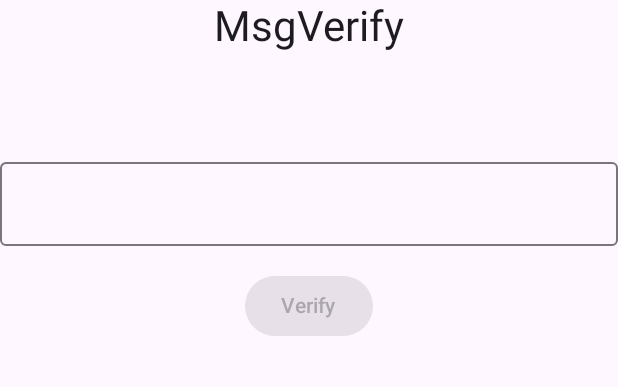
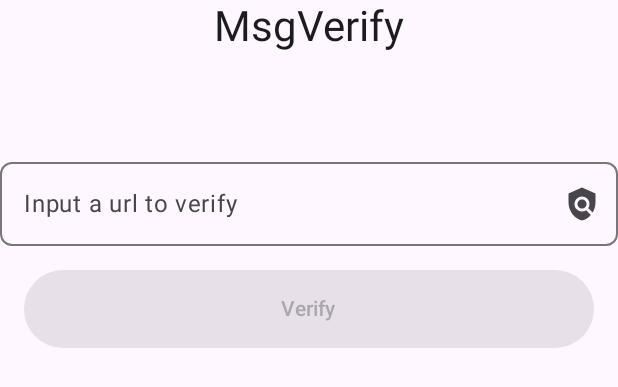
Before and after one commit to terry-brett/MsgVerify, an Android app built with Jetpack Compose: the @Preview function AppAndroidPreview, on a phone screen of 412 x 824 dp. Shown: the top 387 px of the screen. Run offline under Robolectric (Android 15) with nearby library versions, the phone set to English and light mode, and no system bars.

Commit message:
Add previously verified links

```diff
--- a/composeApp/build.gradle.kts
+++ b/composeApp/build.gradle.kts
@@ -50,6 +50,7 @@ kotlin {
             implementation(libs.koin.core)
             implementation(libs.koin.compose)
             implementation(libs.koin.compose.viewmodel)
+            implementation(libs.material.icons)
         }
         commonTest.dependencies {
             implementation(libs.kotlin.test)
--- a/composeApp/src/commonMain/kotlin/com/terrydroid/msgverify/data/MsgVerifyRepository.kt
+++ b/composeApp/src/commonMain/kotlin/com/terrydroid/msgverify/data/MsgVerifyRepository.kt
@@ -10,7 +10,7 @@ class MsgVerifyRepository : KoinComponent {
     suspend fun verifyLink(url: String): Flow<Result<LinkVerificationResponse>> {
 
         //TODO: Integrate with model. Now it will just return a mock score
-        return flowOf(Result.success(LinkVerificationResponse(maliciousScore = 0.64f)))
+        return flowOf(Result.success(LinkVerificationResponse(maliciousScore = 0.45f)))
     }
 }
 
--- a/composeApp/src/commonMain/kotlin/com/terrydroid/msgverify/home/HomeScreen.kt
+++ b/composeApp/src/commonMain/kotlin/com/terrydroid/msgverify/home/HomeScreen.kt
@@ -1,13 +1,24 @@
 package com.terrydroid.msgverify.home
 
-import androidx.compose.foundation.layout.Column
+import androidx.compose.foundation.layout.Arrangement
 import androidx.compose.foundation.layout.PaddingValues
+import androidx.compose.foundation.layout.Row
 import androidx.compose.foundation.layout.Spacer
 import androidx.compose.foundation.layout.fillMaxSize
 import androidx.compose.foundation.layout.fillMaxWidth
 import androidx.compose.foundation.layout.padding
 import androidx.compose.foundation.layout.size
+import androidx.compose.foundation.lazy.LazyColumn
+import androidx.compose.foundation.lazy.items
+import androidx.compose.foundation.shape.RoundedCornerShape
+import androidx.compose.material.icons.Icons
+import androidx.compose.material.icons.filled.Error
+import androidx.compose.material.icons.filled.Policy
+import androidx.compose.material.icons.filled.Shield
+import androidx.compose.material.icons.filled.Warning
 import androidx.compose.material3.Button
+import androidx.compose.material3.CircularProgressIndicator
+import androidx.compose.material3.Icon
 import androidx.compose.material3.MaterialTheme
 import androidx.compose.material3.OutlinedTextField
 import androidx.compose.material3.Text
@@ -32,7 +43,8 @@ internal fun HomeScreen(
             .collectAsStateWithLifecycle()
             .value
 
-    Column(modifier = Modifier.fillMaxSize().padding(paddingValues)) {
+    LazyColumn(modifier = Modifier.fillMaxSize().padding(paddingValues)) {
+        item {
             Text(
                 modifier = Modifier.fillMaxWidth(),
                 text = "MsgVerify",
@@ -40,7 +52,12 @@ internal fun HomeScreen(
                 color = MaterialTheme.colorScheme.onBackground,
                 textAlign = TextAlign.Center
             )
+        }
+        item {
             Spacer(modifier = Modifier.size(64.dp))
+        }
+
+        item {
             val textFieldValue = remember { mutableStateOf("") }
             OutlinedTextField(
                 modifier = Modifier.fillMaxWidth(70f),
@@ -55,59 +72,116 @@ internal fun HomeScreen(
                 label = {
                     if (linkVerificationState is LinkVerificationState.Error) {
                         Text(linkVerificationState.errorMessage)
+                    } else {
+                        Text("Input a url to verify")
                     }
                 },
-            maxLines = 1
+                maxLines = 1,
+                shape = RoundedCornerShape(8.dp),
+                trailingIcon = {
+                    Icon(imageVector = Icons.Default.Policy, contentDescription = null)
+                }
             )
 
             Button(
-            modifier = Modifier.align(Alignment.CenterHorizontally).padding(top = 16.dp),
+                modifier = Modifier
+                    .fillMaxWidth()
+                    .padding(16.dp),
                 onClick = {
                     homeViewModel.onVerifyClicked(textFieldValue.value)
                 },
                 enabled = textFieldValue.value.isNotEmpty()
             ) {
-            Text(text = "Verify")
+                Text(
+                    modifier = Modifier.padding(8.dp),
+                    text = "Verify"
+                )
+            }
         }
 
+        item {
             Spacer(modifier = Modifier.size(16.dp))
+        }
 
         when (linkVerificationState) {
             is LinkVerificationState.Error -> {
+                /* Handled in the text field */
+            }
+
+            is LinkVerificationState.Idle -> {
+                /* NO-OP */
+            }
+
+            is LinkVerificationState.LoadingVerification -> {
+                item {
+                    CircularProgressIndicator()
+                }
+            }
+
+            is LinkVerificationState.Success -> {
+
+                item {
+                    //TODO: Implement warning and success colors
+                    val textColor = when (linkVerificationState.linkResult.classificationColor) {
+                        ClassificationColor.Red -> MaterialTheme.colorScheme.error
+                        ClassificationColor.Yellow -> MaterialTheme.colorScheme.onBackground
+                        ClassificationColor.Green -> MaterialTheme.colorScheme.onBackground
+                    }
                     Text(
                         modifier = Modifier.fillMaxWidth(),
-                    text = linkVerificationState.errorMessage,
+                        text = "There is a ${linkVerificationState.linkResult.linkMaliciousPercentage} % " +
+                                "chance it's malicious",
                         textAlign = TextAlign.Center,
-                    style = MaterialTheme.typography.displaySmall,
+                        style = MaterialTheme.typography.labelMedium,
+                        color = textColor
+                    )
+                }
+            }
+        }
+
+        item {
+            if (linkVerificationState.verifiedLinkHistory.isNotEmpty()) {
+                Text(
+                    modifier = Modifier.padding(top = 24.dp),
+                    text = "Previously verified links",
+                    style = MaterialTheme.typography.labelMedium,
                     color = MaterialTheme.colorScheme.onBackground
                 )
             }
-
-            LinkVerificationState.Idle -> {
-                /* NO-OP */
         }
 
-            LinkVerificationState.LoadingVerification -> {
+        items(linkVerificationState.verifiedLinkHistory) { item ->
+            Row(
+                modifier = Modifier.fillMaxWidth(),
+                verticalAlignment = Alignment.CenterVertically,
+                horizontalArrangement = Arrangement.SpaceBetween
+            ) {
                 Text(
-                    modifier = Modifier.fillMaxWidth(),
-                    text = "Processing link",
-                    textAlign = TextAlign.Center,
-                    style = MaterialTheme.typography.displaySmall,
-                    color = MaterialTheme.colorScheme.onBackground
+                    text = item.url,
+                    color = MaterialTheme.colorScheme.onBackground,
+                    style = MaterialTheme.typography.bodyMedium
                 )
+                Spacer(modifier = Modifier.size(8.dp))
+                Row(
+                    verticalAlignment = Alignment.CenterVertically
+                ) {
+                    val icon = when (item.classificationColor) {
+                        ClassificationColor.Red -> Icons.Default.Error
+                        ClassificationColor.Yellow -> Icons.Default.Warning
+                        ClassificationColor.Green -> Icons.Default.Shield
                     }
-
-            is LinkVerificationState.Success -> {
-                Spacer(Modifier.size(24.dp))
+                    Icon(
+                        modifier = Modifier.padding(4.dp),
+                        imageVector = icon,
+                        contentDescription = null
+                    )
                     Text(
-                    modifier = Modifier.fillMaxWidth(),
-                    text = "There is a ${linkVerificationState.linkMaliciousPercentage} % " +
-                            "chance its malicious",
-                    textAlign = TextAlign.Center,
-                    style = MaterialTheme.typography.displaySmall,
+                        text = "${item.linkMaliciousPercentage} %",
                         color = MaterialTheme.colorScheme.onBackground
                     )
                 }
             }
         }
+
     }
+}
--- a/gradle/libs.versions.toml
+++ b/gradle/libs.versions.toml
@@ -43,6 +43,9 @@ kotlin-stdlib = { group = "org.jetbrains.kotlin", name = "kotlin-stdlib", versio
 androidx-runner = { group = "androidx.test", name = "runner", version.ref = "runner" }
 androidx-core = { group = "androidx.test", name = "core", version.ref = "core" }
 
+# Material
+material-icons = { module = "org.jetbrains.compose.material:material-icons-core", version.require = "1.7.3"}
+
 # ktor
 ktor-client-core = { group = "io.ktor", name = "ktor-client-core", version.ref = "ktor" }
 ktor-client-content-negotiation = { group = "io.ktor", name = "ktor-client-content-negotiation", version.ref = "ktor" }
```
Also changed, not shown: composeApp/src/commonMain/kotlin/com/terrydroid/msgverify/home/HomeViewModel.kt (+32 -5 lines), composeApp/src/commonMain/kotlin/com/terrydroid/msgverify/home/LinkVerificationState.kt (+30 -5 lines). Lines whose indentation alone changed are shown as unchanged.
